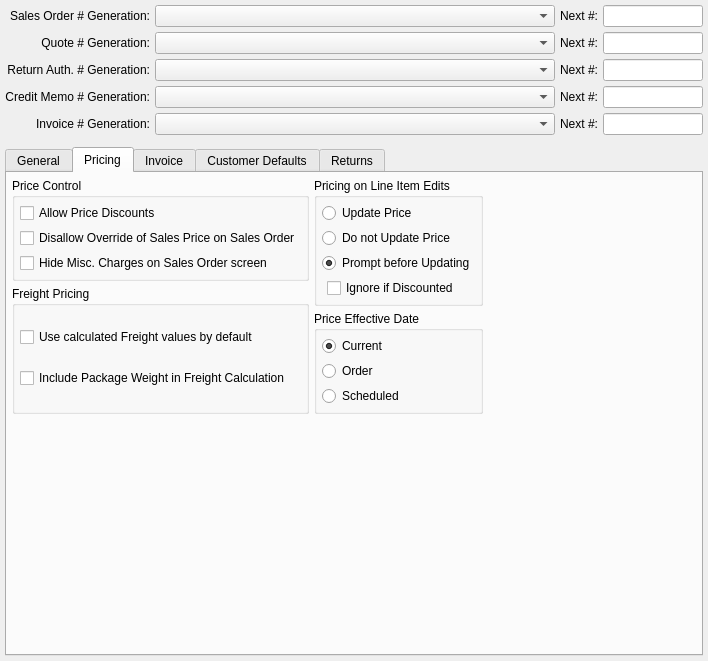
Pegasus-RPG/xtuple-client, file guiclient/configureSO.ui: the form before one commit.
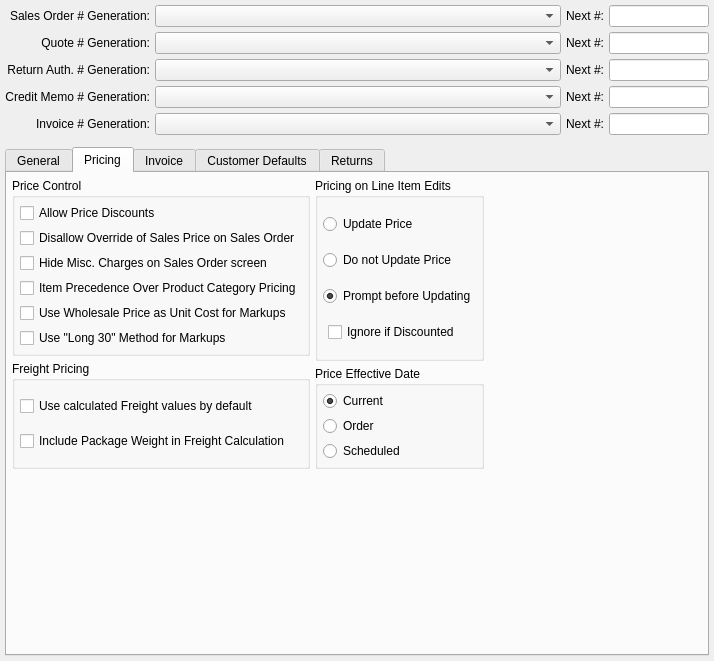
The form after the commit. The open tabs and pages were chosen to show the change. Custom widgets are drawn as their Qt base class.

Commit message: Issue #20003:expose Sales Order Item Unit Cost and Markup % for editing

What changed in the file:
```diff
--- a/guiclient/configureSO.ui
+++ b/guiclient/configureSO.ui
@@ -13,7 +13,7 @@
    <rect>
     <x>0</x>
     <y>0</y>
-    <width>708</width>
+    <width>714</width>
     <height>661</height>
    </rect>
   </property>
@@ -529,13 +529,6 @@
                   <string>Price Control</string>
                  </property>
                  <layout class="QGridLayout">
-                  <item row="0" column="0">
-                   <widget class="QCheckBox" name="_allowDiscounts">
-                    <property name="text">
-                     <string>Allow Price Discounts</string>
-                    </property>
-                   </widget>
-                  </item>
                   <item row="1" column="0">
                    <widget class="QCheckBox" name="_priceOverride">
                     <property name="text">
@@ -543,6 +536,27 @@
                     </property>
                    </widget>
                   </item>
+                  <item row="4" column="0">
+                   <widget class="QCheckBox" name="_wholesalePriceCosting">
+                    <property name="text">
+                     <string>Use Wholesale Price as Unit Cost for Markups</string>
+                    </property>
+                   </widget>
+                  </item>
+                  <item row="0" column="0">
+                   <widget class="QCheckBox" name="_allowDiscounts">
+                    <property name="text">
+                     <string>Allow Price Discounts</string>
+                    </property>
+                   </widget>
+                  </item>
+                  <item row="5" column="0">
+                   <widget class="QCheckBox" name="_long30Markups">
+                    <property name="text">
+                     <string>Use &quot;Long 30&quot; Method for Markups</string>
+                    </property>
+                   </widget>
+                  </item>
                   <item row="2" column="0">
                    <widget class="QCheckBox" name="_hideSOMiscChrg">
                     <property name="text">
@@ -550,6 +564,13 @@
                     </property>
                    </widget>
                   </item>
+                  <item row="3" column="0">
+                   <widget class="QCheckBox" name="_itemPricingPrecedence">
+                    <property name="text">
+                     <string>Item Precedence Over Product Category Pricing</string>
+                    </property>
+                   </widget>
+                  </item>
                  </layout>
                 </widget>
                </item>
```
The commit also changes 14 other files.
